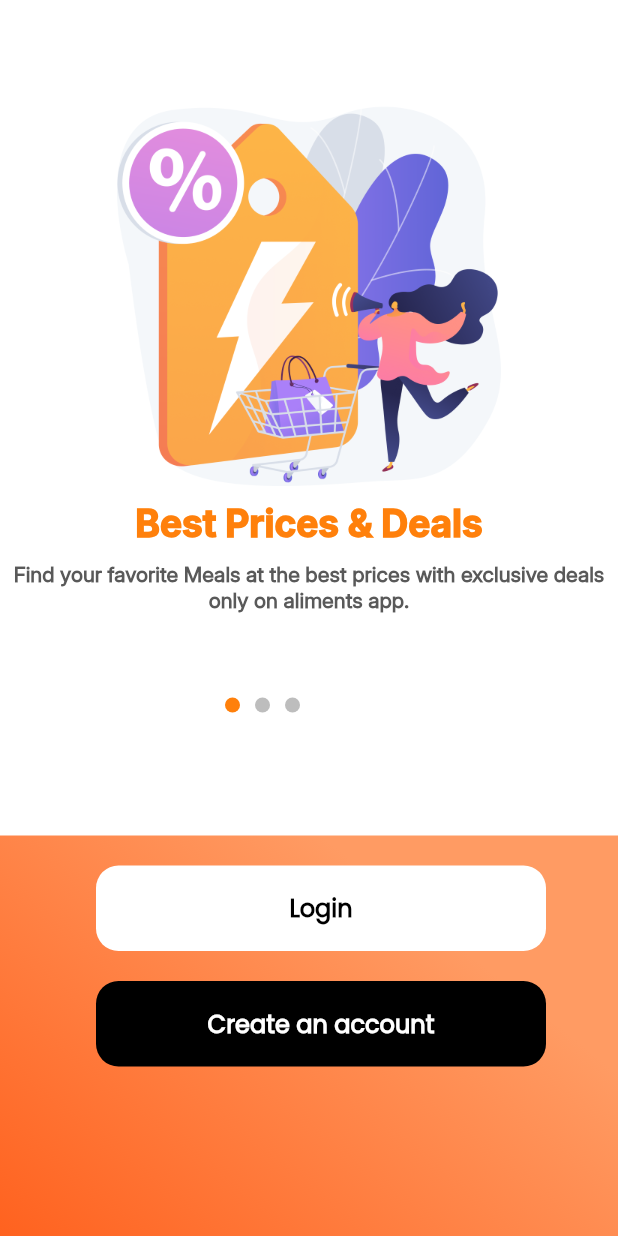
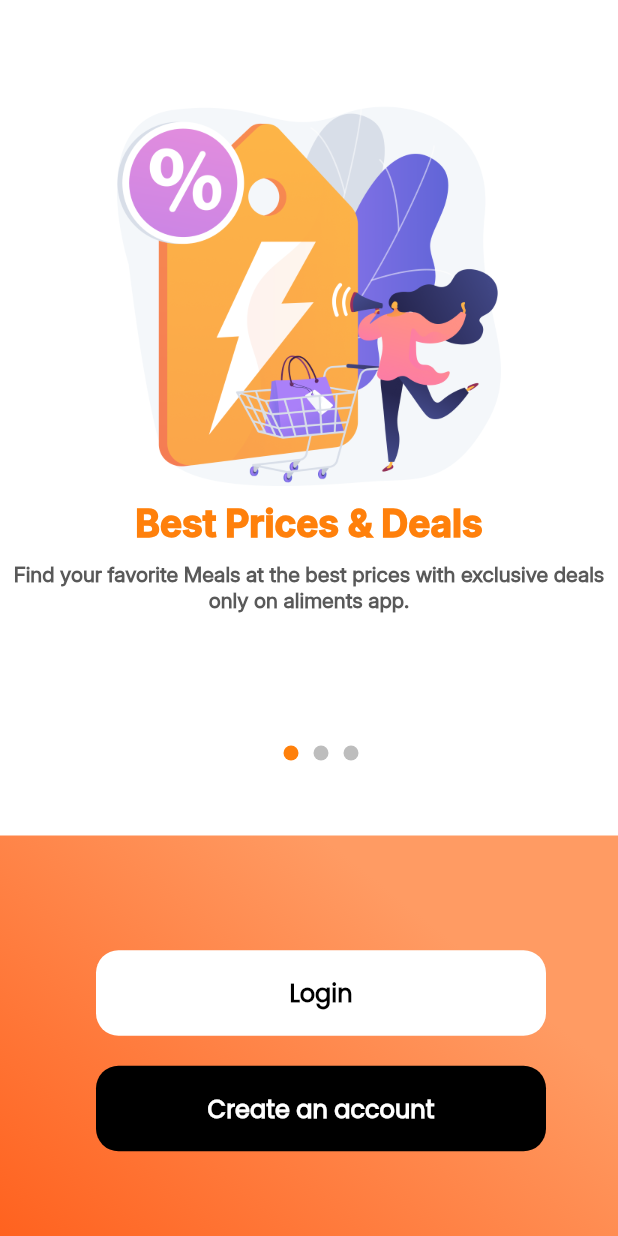
Before and after one commit to Developer-Waqas/Login-SignUp_UI, a Flutter app: the screen it shows after launch, on a phone screen of 412 x 824 dp. Run offline on Flutter 3.47's test engine with Material 3 defaults, Android fonts, the phone set to English and light mode, and no system bars; our stand-ins replace get.

Commit message:
Initial Commit

```diff
--- a/lib/constants/app_linker/app_linker.dart
+++ b/lib/constants/app_linker/app_linker.dart
@@ -10,3 +10,4 @@ export 'package:login_signup_ui/constants/app_strings/app_string.dart';
 export 'package:login_signup_ui/constants/app_style/app_style.dart';
 export 'package:login_signup_ui/models/onboarding_model.dart';
 export 'package:login_signup_ui/controller/getx/onboarding_controller.dart';
+export 'package:login_signup_ui/widgets/custom_button/custom_button.dart';
--- a/lib/screens/onboarding_screen/onboarding_screen.dart
+++ b/lib/screens/onboarding_screen/onboarding_screen.dart
@@ -1,128 +1,17 @@
-import 'package:login_signup_ui/widgets/custom_button/custom_button.dart';
+import 'package:login_signup_ui/screens/onboarding_screen/widgets/onboarding_footer_widget.dart';
+import 'package:login_signup_ui/screens/onboarding_screen/widgets/onboarding_header_widget.dart';
 
 import '../../constants/app_linker/app_linker.dart';
 
 class OnboardingScreen extends StatelessWidget {
-  final OnboardingController onboardingController =
-      Get.put(OnboardingController());
-  OnboardingScreen({super.key});
+  const OnboardingScreen({super.key});
 
   @override
   Widget build(BuildContext context) {
     return Stack(
       children: [
-        PageView.builder(
-            onPageChanged: onboardingController.changeIndex,
-            controller: PageController(),
-            itemCount: onboardingController.onboardingPages.length,
-            itemBuilder: (context, index) {
-              return Container(
-                decoration: BoxDecoration(color: Colors.white),
-                child: Padding(
-                  padding:
-                      const EdgeInsets.symmetric(horizontal: 8, vertical: 8),
-                  child: Column(
-                    mainAxisAlignment: MainAxisAlignment.start,
-                    crossAxisAlignment: CrossAxisAlignment.center,
-                    spacing: 10,
-                    children: [
-                      SizedBox(
-                        height: 50,
-                      ),
-                      Image.asset(
-                        onboardingController.onboardingPages[index].imagePath,
-                        height: 256,
-                        width: 256,
-                      ),
-                      Text(
-                        onboardingController.onboardingPages[index].title,
-                        style: AppStyle.headingStyle2,
-                      ),
-                      Text(
-                        onboardingController.onboardingPages[index].description,
-                        style: AppStyle.subHeadingStyle2,
-                        textAlign: TextAlign.center,
-                      ),
-                      SizedBox(
-                        height: 50,
-                      ),
-                    ],
-                  ),
-                ),
-              );
-            }),
-        Positioned(
-          top: 465,
-          left: 145,
-          child: Obx(
-            () => Row(
-              mainAxisAlignment: MainAxisAlignment.center,
-              crossAxisAlignment: CrossAxisAlignment.center,
-              children: List.generate(
-                onboardingController.onboardingPages.length,
-                (index) => Container(
-                  margin: const EdgeInsets.symmetric(horizontal: 5),
-                  height: 10,
-                  width: 10,
-                  decoration: BoxDecoration(
-                    shape: BoxShape.circle,
-                    color: index == onboardingController.selectedPageIndex.value
-                        ? AppColors().primaryColor
-                        : AppColors().greyColor,
-                  ),
-                ),
-              ),
-            ),
-          ),
-        ),
-        SizedBox(
-          height: 50,
-        ),
-        Positioned(
-          bottom: 0,
-          child: Container(
-            height: 267,
-            width: 428,
-            decoration: BoxDecoration(
-              gradient: LinearGradient(
-                begin: Alignment.topCenter,
-                end: Alignment.bottomLeft,
-                colors: [
-                  AppColors().primaryGradColor,
-                  AppColors().secondaryGradColor,
-                ],
-              ),
-            ),
-            child: Column(
-              children: [
-                SizedBox(
-                  height: 20,
-                ),
-                CustomButton(
-                  onPressed: () {},
-                  text: 'Login',
-                  height: 57,
-                  width: 300,
-                  color: Colors.white,
-                  textStyle: AppStyle.buttonStyle1,
-                  borderRadius: BorderRadius.circular(15),
-                ),
-                SizedBox(
-                  height: 20,
-                ),
-                CustomButton(
-                  onPressed: () {},
-                  text: 'Create an account',
-                  height: 57,
-                  width: 300,
-                  color: Colors.black,
-                  textStyle: AppStyle.buttonStyle2,
-                  borderRadius: BorderRadius.circular(15),
-                ),
-              ],
-            ),
-          ),
-        ),
+        OnboardingHeaderWidget(),
+        Positioned(bottom: 0, child: OnboardingFooterWidget()),
       ],
     );
   }
--- /dev/null
+++ b/lib/screens/onboarding_screen/widgets/onboarding_footer_widget.dart
@@ -0,0 +1,89 @@
+import '../../../constants/app_linker/app_linker.dart';
+
+class OnboardingFooterWidget extends StatelessWidget {
+  final OnboardingController onboardingController =
+      Get.put(OnboardingController());
+  OnboardingFooterWidget({super.key});
+
+  @override
+  Widget build(BuildContext context) {
+    return Column(
+      children: [
+        SizedBox(
+          height: 20,
+        ),
+        Positioned(
+          top: 465,
+          left: 145,
+          child: Obx(
+            () => Row(
+              mainAxisAlignment: MainAxisAlignment.center,
+              crossAxisAlignment: CrossAxisAlignment.center,
+              children: List.generate(
+                onboardingController.onboardingPages.length,
+                (index) => Container(
+                  margin: const EdgeInsets.symmetric(horizontal: 5),
+                  height: 10,
+                  width: 10,
+                  decoration: BoxDecoration(
+                    shape: BoxShape.circle,
+                    color: index == onboardingController.selectedPageIndex.value
+                        ? AppColors().primaryColor
+                        : AppColors().greyColor,
+                  ),
+                ),
+              ),
+            ),
+          ),
+        ),
+        SizedBox(
+          height: 50,
+        ),
+        Container(
+          height: 267,
+          width: 428,
+          decoration: BoxDecoration(
+            gradient: LinearGradient(
+              begin: Alignment.topCenter,
+              end: Alignment.bottomLeft,
+              colors: [
+                AppColors().primaryGradColor,
+                AppColors().secondaryGradColor,
+              ],
+            ),
+          ),
+          child: Column(
+            mainAxisAlignment: MainAxisAlignment.center,
+            crossAxisAlignment: CrossAxisAlignment.center,
+            children: [
+              SizedBox(
+                height: 20,
+              ),
+              CustomButton(
+                onPressed: () {},
+                text: 'Login',
+                height: 57,
+                width: 300,
+                color: Colors.white,
+                textStyle: AppStyle.buttonStyle1,
+                borderRadius: BorderRadius.circular(15),
+              ),
+              SizedBox(
+                height: 20,
+              ),
+              CustomButton(
+                onPressed: () {},
+                text: 'Create an account',
+                height: 57,
+                width: 300,
+                color: Colors.black,
+                textStyle: AppStyle.buttonStyle2,
+                borderRadius: BorderRadius.circular(15),
+              ),
+            ],
+          ),
+        ),
+      ],
+    );
+  }
+}
--- /dev/null
+++ b/lib/screens/onboarding_screen/widgets/onboarding_header_widget.dart
@@ -0,0 +1,50 @@
+import '../../../constants/app_linker/app_linker.dart';
+
+class OnboardingHeaderWidget extends StatelessWidget {
+  final OnboardingController onboardingController =
+      Get.put(OnboardingController());
+  OnboardingHeaderWidget({super.key});
+
+  @override
+  Widget build(BuildContext context) {
+    return PageView.builder(
+        onPageChanged: onboardingController.changeIndex,
+        controller: PageController(),
+        itemCount: onboardingController.onboardingPages.length,
+        itemBuilder: (context, index) {
+          return Container(
+            decoration: BoxDecoration(color: AppColors().secondaryColor3),
+            child: Padding(
+              padding: const EdgeInsets.symmetric(horizontal: 8, vertical: 8),
+              child: Column(
+                mainAxisAlignment: MainAxisAlignment.start,
+                crossAxisAlignment: CrossAxisAlignment.center,
+                spacing: 10,
+                children: [
+                  SizedBox(
+                    height: 50,
+                  ),
+                  Image.asset(
+                    onboardingController.onboardingPages[index].imagePath,
+                    height: 256,
+                    width: 256,
+                  ),
+                  Text(
+                    onboardingController.onboardingPages[index].title,
+                    style: AppStyle.headingStyle2,
+                  ),
+                  Text(
+                    onboardingController.onboardingPages[index].description,
+                    style: AppStyle.subHeadingStyle2,
+                    textAlign: TextAlign.center,
+                  ),
+                  SizedBox(
+                    height: 50,
+                  ),
+                ],
+              ),
+            ),
+          );
+        });
+  }
+}
```
